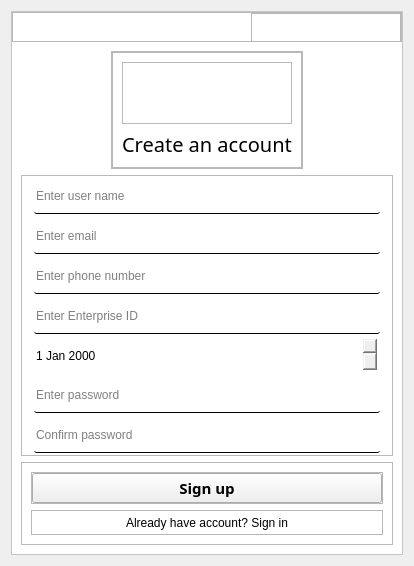
XxDdUu/DACS01, file Frontend/login_resgister.ui: the form before one commit.
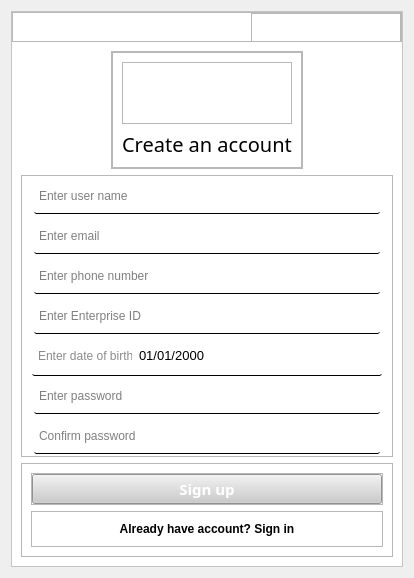
The form after the commit. Icons and pictures are not drawn. Custom widgets are drawn as their Qt base class.

Diff of the .ui file:
```diff
--- a/Frontend/login_resgister.ui
+++ b/Frontend/login_resgister.ui
@@ -7,7 +7,7 @@
     <x>0</x>
     <y>0</y>
     <width>414</width>
-    <height>566</height>
+    <height>578</height>
    </rect>
   </property>
   <property name="sizeIncrement">
@@ -443,19 +443,18 @@
 	border-bottom-color: #000;
 	margin: 2px;
 	height: 35px;
+	padding-left: 3px;
 }
 #DateOfBirth {
 	margin: 2px;
-	border:none;
-	border-bottom-color: #000;
-	border-bottom-width: 1px;
+
 	border-radius: 2px;
 	color : #232, 237, 234;
 	background-color: #217, 217, 217;
 	height: 35px;
-	text-align: center
-}
-</string>
+	text-align: center;
+	padding-left: 3px
+}</string>
             </property>
             <property name="frameShape">
              <enum>QFrame::StyledPanel</enum>
@@ -529,7 +528,110 @@
               </widget>
              </item>
              <item>
-              <widget class="QDateEdit" name="DateOfBirth"/>
+              <widget class="QFrame" name="DOB">
+               <property name="maximumSize">
+                <size>
+                 <width>16777212</width>
+                 <height>16777215</height>
+                </size>
+               </property>
+               <property name="font">
+                <font>
+                 <pointsize>10</pointsize>
+                </font>
+               </property>
+               <property name="styleSheet">
+                <string notr="true">#text_dob{
+	padding-left:  3px;
+	color:rgb(139, 139, 139);
+}
+QFrame#DOB {
+	border:none;
+	border-bottom: 1px solid #000;
+	border-radius: 2px;
+	background: rgb(255, 255, 255)
+}</string>
+               </property>
+               <property name="frameShape">
+                <enum>QFrame::StyledPanel</enum>
+               </property>
+               <property name="frameShadow">
+                <enum>QFrame::Raised</enum>
+               </property>
+               <layout class="QHBoxLayout" name="horizontalLayout_6">
+                <property name="spacing">
+                 <number>0</number>
+                </property>
+                <property name="leftMargin">
+                 <number>0</number>
+                </property>
+                <property name="topMargin">
+                 <number>0</number>
+                </property>
+                <property name="rightMargin">
+                 <number>0</number>
+                </property>
+                <property name="bottomMargin">
+                 <number>0</number>
+                </property>
+                <item>
+                 <widget class="QLabel" name="text_dob">
+                  <property name="minimumSize">
+                   <size>
+                    <width>20</width>
+                    <height>0</height>
+                   </size>
+                  </property>
+                  <property name="maximumSize">
+                   <size>
+                    <width>100</width>
+                    <height>16777215</height>
+                   </size>
+                  </property>
+                  <property name="text">
+                   <string>Enter date of birth</string>
+                  </property>
+                 </widget>
+                </item>
+                <item>
+                 <widget class="QDateEdit" name="DateOfBirth">
+                  <property name="font">
+                   <font>
+                    <family>MS Shell Dlg 2</family>
+                    <pointsize>10</pointsize>
+                   </font>
+                  </property>
+                  <property name="cursor">
+                   <cursorShape>SizeVerCursor</cursorShape>
+                  </property>
+                  <property name="mouseTracking">
+                   <bool>false</bool>
+                  </property>
+                  <property name="focusPolicy">
+                   <enum>Qt::WheelFocus</enum>
+                  </property>
+                  <property name="acceptDrops">
+                   <bool>false</bool>
+                  </property>
+                  <property name="autoFillBackground">
+                   <bool>false</bool>
+                  </property>
+                  <property name="inputMethodHints">
+                   <set>Qt::ImhPreferNumbers</set>
+                  </property>
+                  <property name="buttonSymbols">
+                   <enum>QAbstractSpinBox::NoButtons</enum>
+                  </property>
+                  <property name="specialValueText">
+                   <string/>
+                  </property>
+                  <property name="displayFormat">
+                   <string>dd/MM/yyyy</string>
+                  </property>
+                 </widget>
+                </item>
+               </layout>
+              </widget>
              </item>
              <item>
               <widget class="QLineEdit" name="Password">
@@ -562,6 +664,20 @@
           </item>
           <item>
            <widget class="QFrame" name="submit_frame">
+            <property name="styleSheet">
+             <string notr="true">#register_btn {
+	background: rgb(203, 203, 203);
+	color: rgb(255, 255, 255);
+}
+#register_btn::hover {
+	background: rgb(211, 211, 211);
+}
+#login_label {
+}
+#login_label::hover {
+	color: rgb(85, 85, 127);
+}</string>
+            </property>
             <property name="frameShape">
              <enum>QFrame::StyledPanel</enum>
             </property>
@@ -660,9 +776,21 @@
                  <number>0</number>
                 </property>
                 <item>
-                 <widget class="QLabel" name="label_2">
+                 <widget class="ClickableLabel" name="login_label">
+                  <property name="sizePolicy">
+                   <sizepolicy hsizetype="Expanding" vsizetype="Expanding">
+                    <horstretch>0</horstretch>
+                    <verstretch>0</verstretch>
+                   </sizepolicy>
+                  </property>
+                  <property name="font">
+                   <font>
+                    <weight>50</weight>
+                    <bold>false</bold>
+                   </font>
+                  </property>
                   <property name="text">
-                   <string>Already have account? Sign in</string>
+                   <string>&lt;html&gt;&lt;head/&gt;&lt;body&gt;&lt;p&gt;&lt;span style=&quot; font-weight:600;&quot;&gt;Already have account? Sign in&lt;/span&gt;&lt;/p&gt;&lt;/body&gt;&lt;/html&gt;</string>
                   </property>
                   <property name="alignment">
                    <set>Qt::AlignCenter</set>
@@ -685,6 +813,13 @@
    </item>
   </layout>
  </widget>
+ <customwidgets>
+  <customwidget>
+   <class>ClickableLabel</class>
+   <extends>QLabel</extends>
+   <header>clickableLabel</header>
+  </customwidget>
+ </customwidgets>
  <resources>
   <include location="View/img/resources.qrc"/>
   <include location="C:/Users/Admin/.designer/backup/View/img/resources.qrc"/>
```
Left out of the diff: 5 changed lines with no effect on the pictures.
